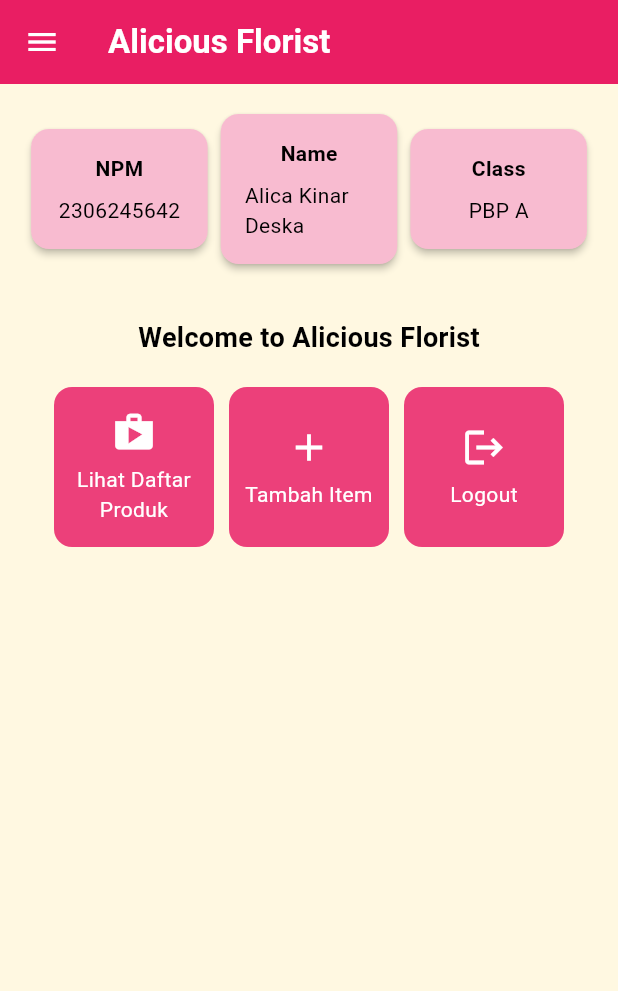
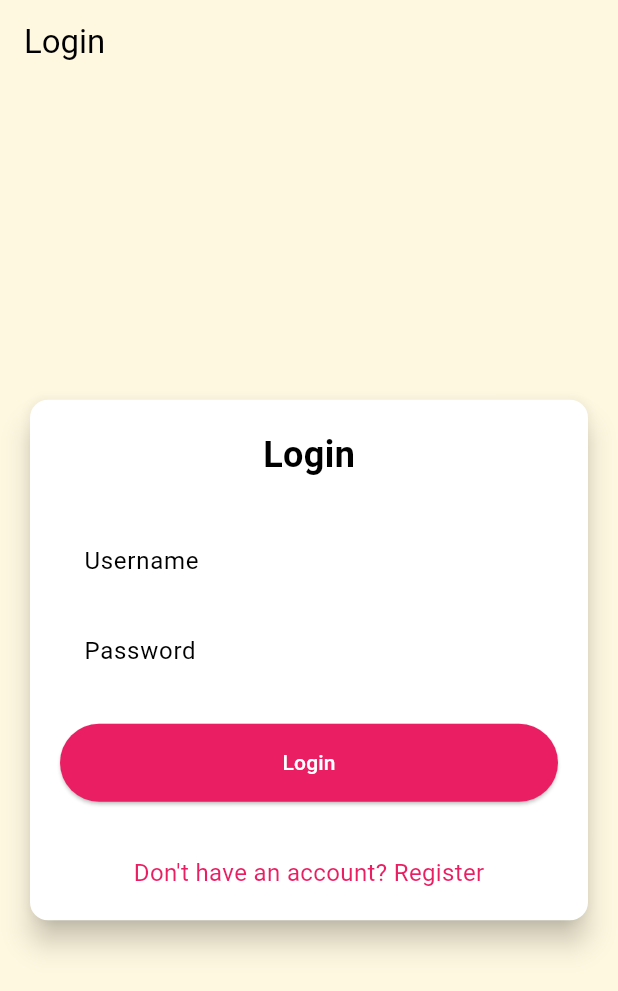
Before and after one commit to kinardes/alicious-florist-mobile, a Flutter app: the screen it shows after launch, on a phone screen of 412 x 824 dp. Shown: the top 991 px of the screen. Run offline on Flutter 3.47's test engine with Material 3 defaults, Android fonts, the phone set to English and light mode, and no system bars; missing offline and left inert: pbp_django_auth.

Commit message:
tugasss 9

```diff
--- a/lib/main.dart
+++ b/lib/main.dart
@@ -1,4 +1,6 @@
-import 'package:alicious_florist/screens/menu.dart';
+import 'package:alicious_florist/screens/login.dart';
+import 'package:pbp_django_auth/pbp_django_auth.dart';
+import 'package:provider/provider.dart';
 import 'package:flutter/material.dart';
 
 void main() {
@@ -8,36 +10,26 @@ void main() {
 class MyApp extends StatelessWidget {
   const MyApp({super.key});
 
-  // This widget is the root of your application.
   @override
   Widget build(BuildContext context) {
-    return MaterialApp(
-      title: 'Flutter Demo',
+    return Provider(
+      create: (_) {
+        CookieRequest request = CookieRequest();
+        return request;
+      },
+      child: MaterialApp(
+        title: 'Alicious Florist',
         theme: ThemeData(
-        // This is the theme of your application.
-        //
-        // TRY THIS: Try running your application with "flutter run". You'll see
-        // the application has a purple toolbar. Then, without quitting the app,
-        // try changing the seedColor in the colorScheme below to Colors.green
-        // and then invoke "hot reload" (save your changes or press the "hot
-        // reload" button in a Flutter-supported IDE, or press "r" if you used
-        // the command line to start the app).
-        //
-        // Notice that the counter didn't reset back to zero; the application
-        // state is not lost during the reload. To reset the state, use hot
-        // restart instead.
-        //
-        // This works for code too, not just values: Most code changes can be
-        // tested with just a hot reload.
+          useMaterial3: true, // Tetap gunakan ini.
           colorScheme: ColorScheme.fromSwatch(
             primarySwatch: Colors.pink,
           ).copyWith(
             secondary: Colors.pink[400],
             surface: Colors.amber[50],
           ),
-        useMaterial3: true,
         ),
-      home: MyHomePage(),
+        home: const LoginPage(),
+      ),
     );
   }
 }
--- /dev/null
+++ b/lib/screens/login.dart
@@ -0,0 +1,182 @@
+import 'package:alicious_florist/screens/menu.dart';
+import 'package:flutter/material.dart';
+import 'package:pbp_django_auth/pbp_django_auth.dart';
+import 'package:provider/provider.dart';
+// Done Import halaman RegisterPage jika sudah dibuat
+import 'package:alicious_florist/screens/register.dart';
+
+void main() {
+  runApp(const LoginApp());
+}
+
+class LoginApp extends StatelessWidget {
+  const LoginApp({super.key});
+
+  @override
+  Widget build(BuildContext context) {
+    return MaterialApp(
+      title: 'Login',
+      theme: ThemeData(
+        useMaterial3: true,
+        colorScheme: ColorScheme.fromSwatch(
+          primarySwatch: Colors.pink,
+        ).copyWith(secondary: Colors.pink[400]),
+      ),
+      home: const LoginPage(),
+    );
+  }
+}
+
+class LoginPage extends StatefulWidget {
+  const LoginPage({super.key});
+
+  @override
+  State<LoginPage> createState() => _LoginPageState();
+}
+
+class _LoginPageState extends State<LoginPage> {
+  final TextEditingController _usernameController = TextEditingController();
+  final TextEditingController _passwordController = TextEditingController();
+
+  @override
+  Widget build(BuildContext context) {
+    final request = context.watch<CookieRequest>();
+
+    return Scaffold(
+      appBar: AppBar(
+        title: const Text('Login'),
+      ),
+      body: Center(
+        child: SingleChildScrollView(
+          padding: const EdgeInsets.all(16.0),
+          child: Card(
+            elevation: 8,
+            shape: RoundedRectangleBorder(
+              borderRadius: BorderRadius.circular(12.0),
+            ),
+            child: Padding(
+              padding: const EdgeInsets.all(20.0),
+              child: Column(
+                mainAxisSize: MainAxisSize.min,
+                children: [
+                  const Text(
+                    'Login',
+                    style: TextStyle(
+                      fontSize: 24.0,
+                      fontWeight: FontWeight.bold,
+                    ),
+                  ),
+                  const SizedBox(height: 30.0),
+                  TextField(
+                    controller: _usernameController,
+                    decoration: const InputDecoration(
+                      labelText: 'Username',
+                      hintText: 'Enter your username',
+                      border: OutlineInputBorder(
+                        borderRadius: BorderRadius.all(Radius.circular(12.0)),
+                      ),
+                      contentPadding:
+                          EdgeInsets.symmetric(horizontal: 12.0, vertical: 8.0),
+                    ),
+                  ),
+                  const SizedBox(height: 12.0),
+                  TextField(
+                    controller: _passwordController,
+                    decoration: const InputDecoration(
+                      labelText: 'Password',
+                      hintText: 'Enter your password',
+                      border: OutlineInputBorder(
+                        borderRadius: BorderRadius.all(Radius.circular(12.0)),
+                      ),
+                      contentPadding:
+                          EdgeInsets.symmetric(horizontal: 12.0, vertical: 8.0),
+                    ),
+                    obscureText: true,
+                  ),
+                  const SizedBox(height: 24.0),
+                  ElevatedButton(
+                    onPressed: () async {
+                      String username = _usernameController.text;
+                      String password = _passwordController.text;
+
+                      // Cek kredensial
+                      // Done, Ganti URL dan jangan lupa tambahkan trailing slash (/) di akhir URL!
+                      // Untuk menyambungkan Android emulator dengan Django pada localhost,
+                      // gunakan URL http://10.0.2.2/
+                      final response = await request
+                          .login("http://127.0.0.1:8000/auth/login/", {
+                        'username': username,
+                        'password': password,
+                      });
+
+                      if (request.loggedIn) {
+                        String message = response['message'];
+                        String uname = response['username'];
+                        if (context.mounted) {
+                          Navigator.pushReplacement(
+                            context,
+                            MaterialPageRoute(
+                                builder: (context) => MyHomePage()),
+                          );
+                          ScaffoldMessenger.of(context)
+                            ..hideCurrentSnackBar()
+                            ..showSnackBar(
+                              SnackBar(
+                                  content:
+                                      Text("$message Selamat datang, $uname.")),
+                            );
+                        }
+                      } else {
+                        if (context.mounted) {
+                          showDialog(
+                            context: context,
+                            builder: (context) => AlertDialog(
+                              title: const Text('Login Gagal'),
+                              content: Text(response['message']),
+                              actions: [
+                                TextButton(
+                                  child: const Text('OK'),
+                                  onPressed: () {
+                                    Navigator.pop(context);
+                                  },
+                                ),
+                              ],
+                            ),
+                          );
+                        }
+                      }
+                    },
+                    style: ElevatedButton.styleFrom(
+                      foregroundColor: Colors.white,
+                      minimumSize: Size(double.infinity, 50),
+                      backgroundColor: Theme.of(context).colorScheme.primary,
+                      padding: const EdgeInsets.symmetric(vertical: 16.0),
+                    ),
+                    child: const Text('Login'),
+                  ),
+                  const SizedBox(height: 36.0),
+                  GestureDetector(
+                    onTap: () {
+                      Navigator.push(
+                        context,
+                        MaterialPageRoute(
+                            builder: (context) => const RegisterPage()),
+                      );
+                    },
+                    child: Text(
+                      'Don\'t have an account? Register',
+                      style: TextStyle(
+                        color: Theme.of(context).colorScheme.primary,
+                        fontSize: 16.0,
+                      ),
+                    ),
+                  ),
+                ],
+              ),
+            ),
+          ),
+        ),
+      ),
+    );
+  }
+}
--- a/pubspec.yaml
+++ b/pubspec.yaml
@@ -35,6 +35,9 @@ dependencies:
   # The following adds the Cupertino Icons font to your application.
   # Use with the CupertinoIcons class for iOS style icons.
   cupertino_icons: ^1.0.8
+  provider: ^6.1.2
+  pbp_django_auth: ^0.4.0
+  http: ^1.2.2
 
 dev_dependencies:
   flutter_test:
```
Also changed, not shown: lib/models/shop.dart (added, +69 -0 lines), lib/screens/list_shop.dart (added, +90 -0 lines), lib/screens/productentry_form.dart (+37 -28 lines), lib/screens/register.dart (added, +166 -0 lines), lib/widgets/left_drawer.dart (+12 -0 lines), lib/widgets/mood_card.dart (+39 -1 lines), pubspec.lock, 3 other files. Lines whose indentation alone changed are shown as unchanged.
